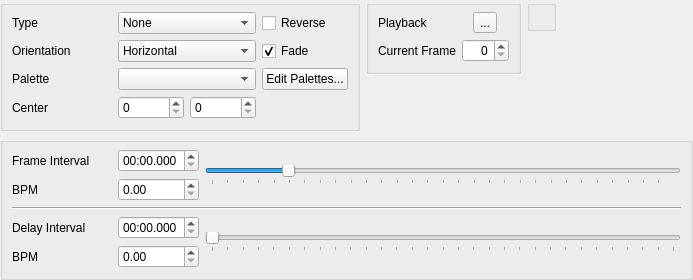
Before: the Qt Designer form src/widget/animationcontrolwidget.ui in 8bitbuddhist/PixelMaestro-Studio, drawn with Qt 5.
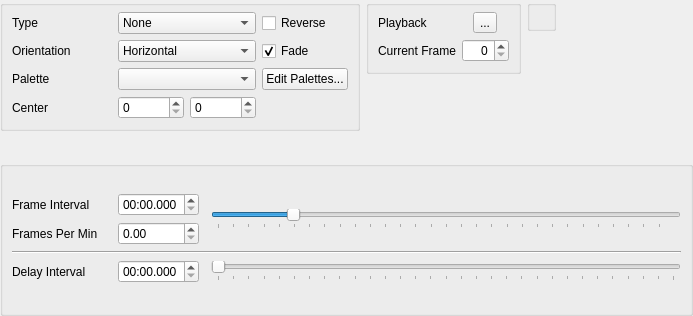
After: the same form once the commit is applied. Icons and pictures are not drawn.

Commit message: Minor tweak to animation control widget

```diff
--- a/src/widget/animationcontrolwidget.ui
+++ b/src/widget/animationcontrolwidget.ui
@@ -7,7 +7,7 @@
     <x>0</x>
     <y>0</y>
     <width>693</width>
-    <height>273</height>
+    <height>316</height>
    </rect>
   </property>
   <property name="sizePolicy">
@@ -110,6 +110,47 @@
       </property>
       <item row="0" column="0">
        <layout class="QGridLayout" name="frameIntervalGridLayout">
+        <item row="1" column="0">
+         <widget class="QLabel" name="label_2">
+          <property name="text">
+           <string>Frames Per Min</string>
+          </property>
+         </widget>
+        </item>
+        <item row="0" column="3" rowspan="2">
+         <widget class="QSlider" name="cycleIntervalSlider">
+          <property name="toolTip">
+           <string>Amount of time between animation steps</string>
+          </property>
+          <property name="minimum">
+           <number>10</number>
+          </property>
+          <property name="maximum">
+           <number>6000</number>
+          </property>
+          <property name="singleStep">
+           <number>10</number>
+          </property>
+          <property name="value">
+           <number>1000</number>
+          </property>
+          <property name="orientation">
+           <enum>Qt::Horizontal</enum>
+          </property>
+          <property name="invertedAppearance">
+           <bool>false</bool>
+          </property>
+          <property name="invertedControls">
+           <bool>false</bool>
+          </property>
+          <property name="tickPosition">
+           <enum>QSlider::TicksBelow</enum>
+          </property>
+          <property name="tickInterval">
+           <number>200</number>
+          </property>
+         </widget>
+        </item>
         <item row="1" column="1">
          <widget class="QDoubleSpinBox" name="cycleSpinBox">
           <property name="maximum">
@@ -117,33 +158,6 @@
           </property>
          </widget>
         </item>
-        <item row="4" column="0">
-         <widget class="QLabel" name="label_3">
-          <property name="text">
-           <string>BPM</string>
-          </property>
-         </widget>
-        </item>
-        <item row="3" column="1">
-         <widget class="QTimeEdit" name="delayTimeEdit">
-          <property name="toolTip">
-           <string>Uses the format &quot;minutes:seconds.milliseconds&quot;</string>
-          </property>
-          <property name="currentSection">
-           <enum>QDateTimeEdit::MinuteSection</enum>
-          </property>
-          <property name="displayFormat">
-           <string>mm:ss.zzz</string>
-          </property>
-         </widget>
-        </item>
-        <item row="4" column="1">
-         <widget class="QDoubleSpinBox" name="delaySpinBox">
-          <property name="maximum">
-           <double>2000.000000000000000</double>
-          </property>
-         </widget>
-        </item>
         <item row="0" column="0">
          <widget class="QLabel" name="cycleIntervalLabel">
           <property name="minimumSize">
@@ -157,13 +171,6 @@
           </property>
          </widget>
         </item>
-        <item row="1" column="0">
-         <widget class="QLabel" name="label_2">
-          <property name="text">
-           <string>BPM</string>
-          </property>
-         </widget>
-        </item>
         <item row="3" column="0">
          <widget class="QLabel" name="delayIntervalLabel">
           <property name="text">
@@ -171,6 +178,26 @@
           </property>
          </widget>
         </item>
+        <item row="2" column="0" colspan="4">
+         <widget class="Line" name="line">
+          <property name="orientation">
+           <enum>Qt::Horizontal</enum>
+          </property>
+         </widget>
+        </item>
+        <item row="3" column="1">
+         <widget class="QTimeEdit" name="delayTimeEdit">
+          <property name="toolTip">
+           <string>Uses the format &quot;minutes:seconds.milliseconds&quot;</string>
+          </property>
+          <property name="currentSection">
+           <enum>QDateTimeEdit::MinuteSection</enum>
+          </property>
+          <property name="displayFormat">
+           <string>mm:ss.zzz</string>
+          </property>
+         </widget>
+        </item>
         <item row="0" column="1">
          <widget class="QTimeEdit" name="cycleTimeEdit">
           <property name="toolTip">
@@ -184,41 +211,7 @@
           </property>
          </widget>
         </item>
-        <item row="0" column="2" rowspan="2">
-         <widget class="QSlider" name="cycleIntervalSlider">
-          <property name="toolTip">
-           <string>Amount of time between animation steps</string>
-          </property>
-          <property name="minimum">
-           <number>10</number>
-          </property>
-          <property name="maximum">
-           <number>6000</number>
-          </property>
-          <property name="singleStep">
-           <number>10</number>
-          </property>
-          <property name="value">
-           <number>1000</number>
-          </property>
-          <property name="orientation">
-           <enum>Qt::Horizontal</enum>
-          </property>
-          <property name="invertedAppearance">
-           <bool>false</bool>
-          </property>
-          <property name="invertedControls">
-           <bool>false</bool>
-          </property>
-          <property name="tickPosition">
-           <enum>QSlider::TicksBelow</enum>
-          </property>
-          <property name="tickInterval">
-           <number>200</number>
-          </property>
-         </widget>
-        </item>
-        <item row="3" column="2" rowspan="2">
+        <item row="3" column="3">
          <widget class="QSlider" name="delayIntervalSlider">
           <property name="toolTip">
            <string>The delay before starting the next animation cycle</string>
@@ -240,13 +233,6 @@
           </property>
          </widget>
         </item>
-        <item row="2" column="0" colspan="3">
-         <widget class="Line" name="line">
-          <property name="orientation">
-           <enum>Qt::Horizontal</enum>
-          </property>
-         </widget>
-        </item>
        </layout>
       </item>
      </layout>
```
The commit also changes 2 other files.
